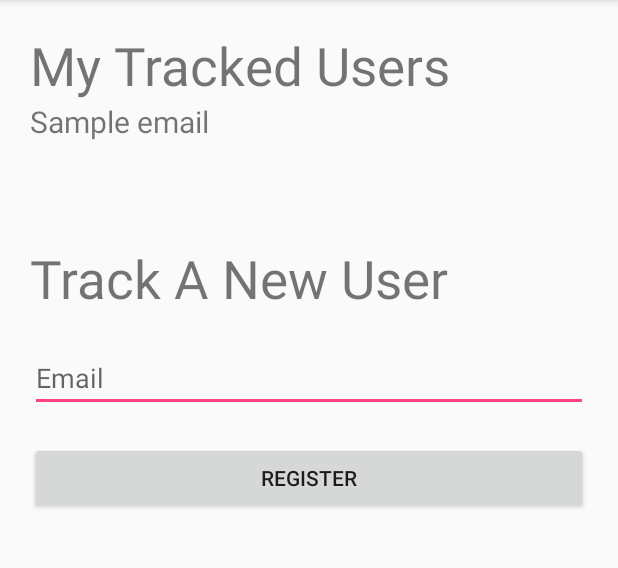
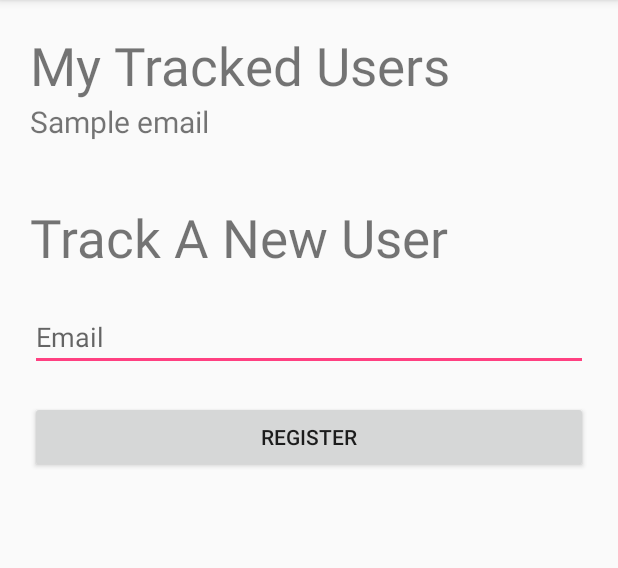
Before and after one commit to ethanalee/fallDetector, an Android app: the trackedUsers screen opened directly, with no data from a screen before it, on a phone screen of 412 x 824 dp, the part 84-652 px from its top. Run offline under Robolectric (Android 15) with nearby library versions, the phone set to English and light mode, and no system bars; our stand-ins replace Firebase (no records; nobody signed in at launch, a user with empty details on screens opened directly).

```diff
--- a/app/src/main/java/com/example/austin/falldetector/MapsActivity.java
+++ b/app/src/main/java/com/example/austin/falldetector/MapsActivity.java
@@ -24,7 +24,6 @@ import java.util.Set;
 public class MapsActivity extends FragmentActivity implements OnMapReadyCallback {
 
     private GoogleMap mMap;
-    fallDetector detector;
 
     FirebaseDatabase database = FirebaseDatabase.getInstance();
     DatabaseReference myRef;
@@ -38,7 +37,6 @@ public class MapsActivity extends FragmentActivity implements OnMapReadyCallback
     @Override
     protected void onCreate(Bundle savedInstanceState) {
         super.onCreate(savedInstanceState);
-        detector = new fallDetector(this) {};
         setContentView(R.layout.activity_maps);
         // Obtain the SupportMapFragment and get notified when the map is ready to be used.
         SupportMapFragment mapFragment = (SupportMapFragment) getSupportFragmentManager()
@@ -70,7 +68,7 @@ public class MapsActivity extends FragmentActivity implements OnMapReadyCallback
     public void addMarker(Double latitude, Double longitude){
         LatLng loc = new LatLng(latitude, longitude);
         if(loc != null){
-            mMap.addMarker(new MarkerOptions().position(loc).title("Marker in Sydney"));
+            mMap.addMarker(new MarkerOptions().position(loc).title("Your Friend's Fall Location"));
             mMap.moveCamera(CameraUpdateFactory.newLatLngZoom(loc, 18));
         }
     }
--- a/app/src/main/java/com/example/austin/falldetector/trackedUsers.java
+++ b/app/src/main/java/com/example/austin/falldetector/trackedUsers.java
@@ -24,9 +24,10 @@ public class trackedUsers extends AppCompatActivity {
     DatabaseReference myRef;
     DatabaseReference fallsRef;
 
+    fallDetector detector;
+
     String userId;
     EditText email;
-    TextView lastFell;
 
     TextView trackedUser;
     String trackedUserEmail;
@@ -35,13 +36,13 @@ public class trackedUsers extends AppCompatActivity {
     protected void onCreate(Bundle savedInstanceState) {
         super.onCreate(savedInstanceState);
         setContentView(R.layout.activity_tracked_users);
+        detector = new fallDetector(this) {};
 
         SharedPreferences sharedPref = this.getSharedPreferences("userInfo", Context.MODE_PRIVATE);
         userId = sharedPref.getString("USER_ID", "");
 
         Button register_button = findViewById(R.id.register_button);
         email = (EditText) findViewById(R.id.email_edittext);
-        lastFell = (TextView) findViewById(R.id.last_fell);
         trackedUser = (TextView)findViewById(R.id.tracked_user);
 
         register_button.setOnClickListener(new View.OnClickListener(){
@@ -88,20 +89,16 @@ public class trackedUsers extends AppCompatActivity {
                         Log.d("New Fall", email);
                         Log.d("New Fall Email", trackedUserEmail);
                         if(email.equals(trackedUserEmail)){
-                            lastFell.setText("I fell");
                             goToMaps(fallRecord[1], fallRecord[2]);
                             /*
                             String key = dataSnapshot.getKey();
                             String[] keyArray = key.split("-");
                             Long timeStampMillis = Long.parseLong(keyArray[1]);
-                            */
-                            /*
                             if(System.currentTimeMillis() - timeStampMillis < 3600){
                                 Log.d("Your User Fell Recently", email);
-                                lastFell.setText(timeStampMillis.toString());
+                                goToMaps(fallRecord[1], fallRecord[2]);
                             }
                             */
-
                         }
                         //addMarker(lat, longitude);
                     }
--- a/app/src/main/res/layout/activity_tracked_users.xml
+++ b/app/src/main/res/layout/activity_tracked_users.xml
@@ -26,13 +26,6 @@
         <TextView
             android:layout_width="match_parent"
             android:layout_height="wrap_content"
-            android:textSize="20dp"
-            android:text=""
-            android:id="@+id/last_fell"/>
-
-        <TextView
-            android:layout_width="match_parent"
-            android:layout_height="wrap_content"
             android:textSize="35dp"
             android:layout_marginTop="20dp"
             android:text="Track A New User"/>
```
Also changed, not shown: app/src/main/java/com/example/austin/falldetector/fallDetector.java (+10 -8 lines).
